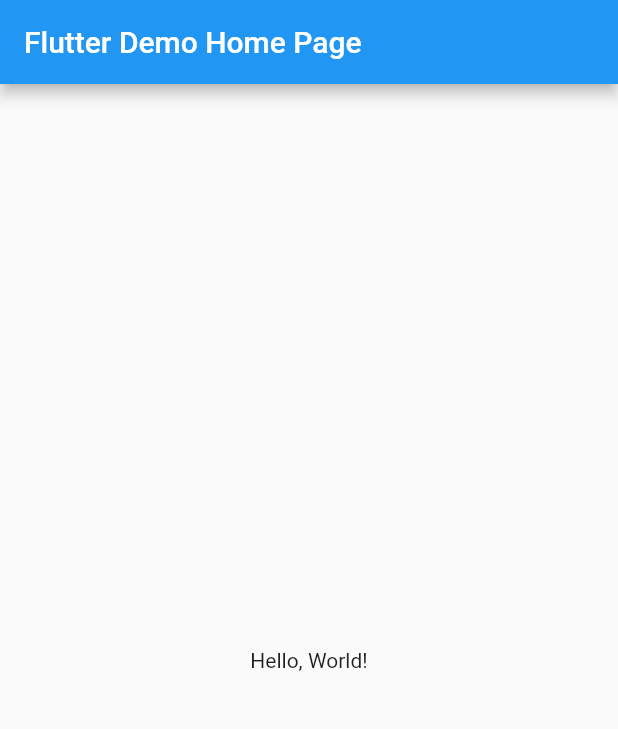
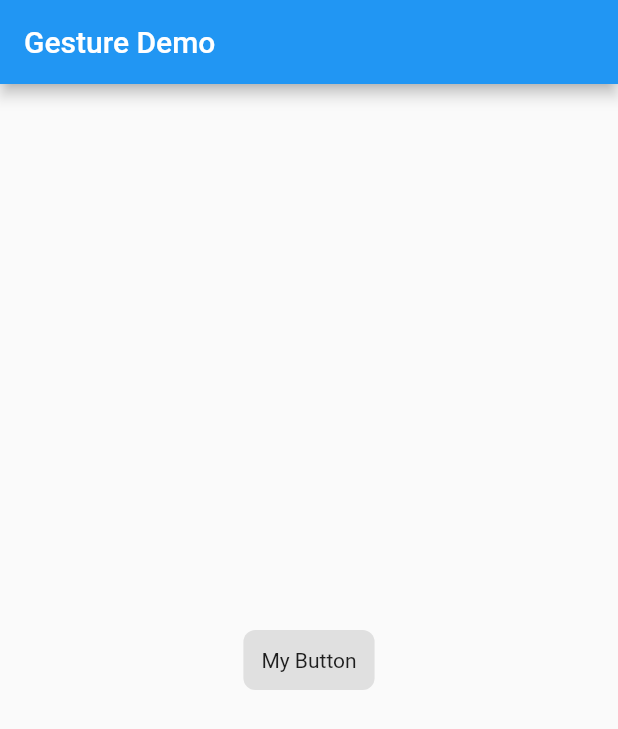
Before and after one commit to hieutle2011/flutter-examples, a Flutter app: the screen it shows after launch, on a phone screen of 412 x 824 dp. Shown: the top 729 px of the screen. Run offline on Flutter 3.47's test engine with Material 2 defaults, Android fonts, the phone set to English and light mode, and no system bars; missing offline and left inert: flutter_web.

Commit message:
add gesture

```diff
--- a/lib/main.dart
+++ b/lib/main.dart
@@ -3,23 +3,21 @@ import 'package:flutter_web/material.dart';
 void main() => runApp(MyApp());
 
 class MyApp extends StatelessWidget {
-  // This widget is the root of your application.
   @override
   Widget build(BuildContext context) {
+    final title = 'Gesture Demo';
+
     return MaterialApp(
-      title: 'Flutter Demo',
-      theme: ThemeData(
-        primarySwatch: Colors.blue,
-      ),
-      home: MyHomePage(title: 'Flutter Demo Home Page'),
+      title: title,
+      home: MyHomePage(title: title),
     );
   }
 }
 
 class MyHomePage extends StatelessWidget {
+  final String title;
+
   MyHomePage({Key key, this.title}) : super(key: key);
-
-  final String title;
 
   @override
   Widget build(BuildContext context) {
@@ -27,15 +25,31 @@ class MyHomePage extends StatelessWidget {
       appBar: AppBar(
         title: Text(title),
       ),
-      body: Center(
-        child: Column(
-          mainAxisAlignment: MainAxisAlignment.center,
-          children: <Widget>[
-            Text(
-              'Hello, World!',
-            ),
-          ],
+      body: Center(child: MyButton()),
+    );
+  }
+}
+
+class MyButton extends StatelessWidget {
+  @override
+  Widget build(BuildContext context) {
+    // The GestureDetector wraps the button.
+    return GestureDetector(
+      // When the child is tapped, show a snackbar.
+      onTap: () {
+        final snackBar = SnackBar(content: Text("Tap"));
+        print('tapp');
+
+        Scaffold.of(context).showSnackBar(snackBar);
+      },
+      // The custom button
+      child: Container(
+        padding: EdgeInsets.all(12.0),
+        decoration: BoxDecoration(
+          color: Theme.of(context).buttonColor,
+          borderRadius: BorderRadius.circular(8.0),
         ),
+        child: Text('My Button'),
       ),
     );
   }
--- a/pubspec.yaml
+++ b/pubspec.yaml
@@ -1,5 +1,5 @@
 name: init
-description: An app built using Flutter for web
+description: https://flutter.dev/docs/cookbook/gestures/handling-taps
 
 environment:
   # You must be using Flutter >=1.5.0 or Dart >=2.3.0
```
